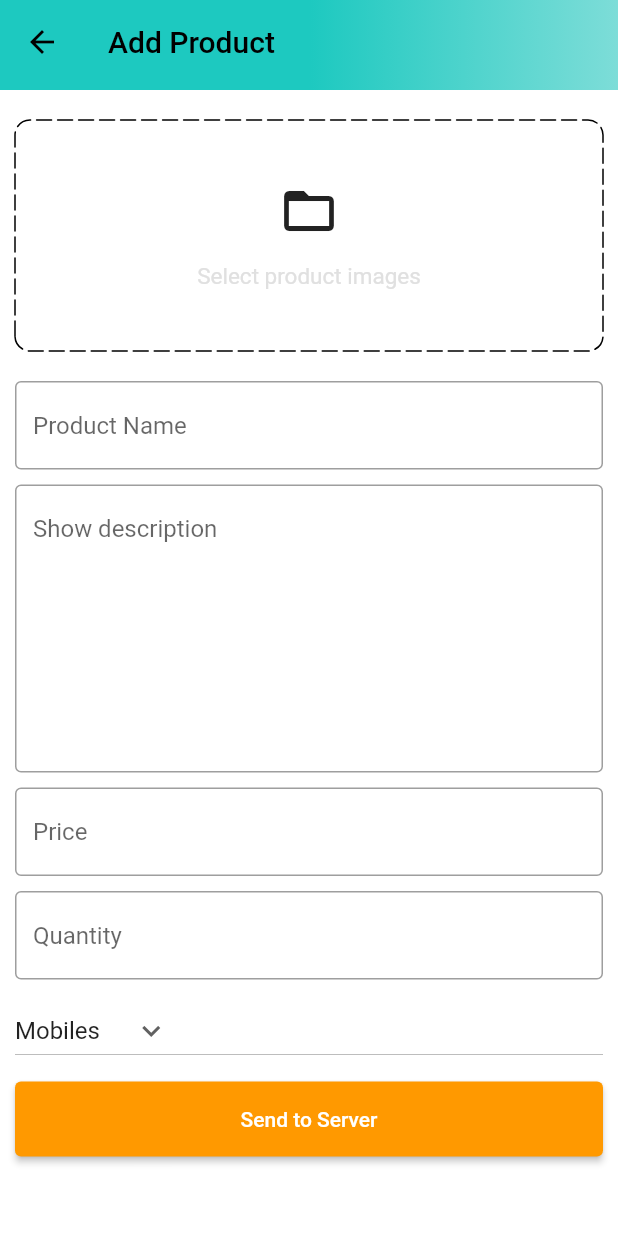
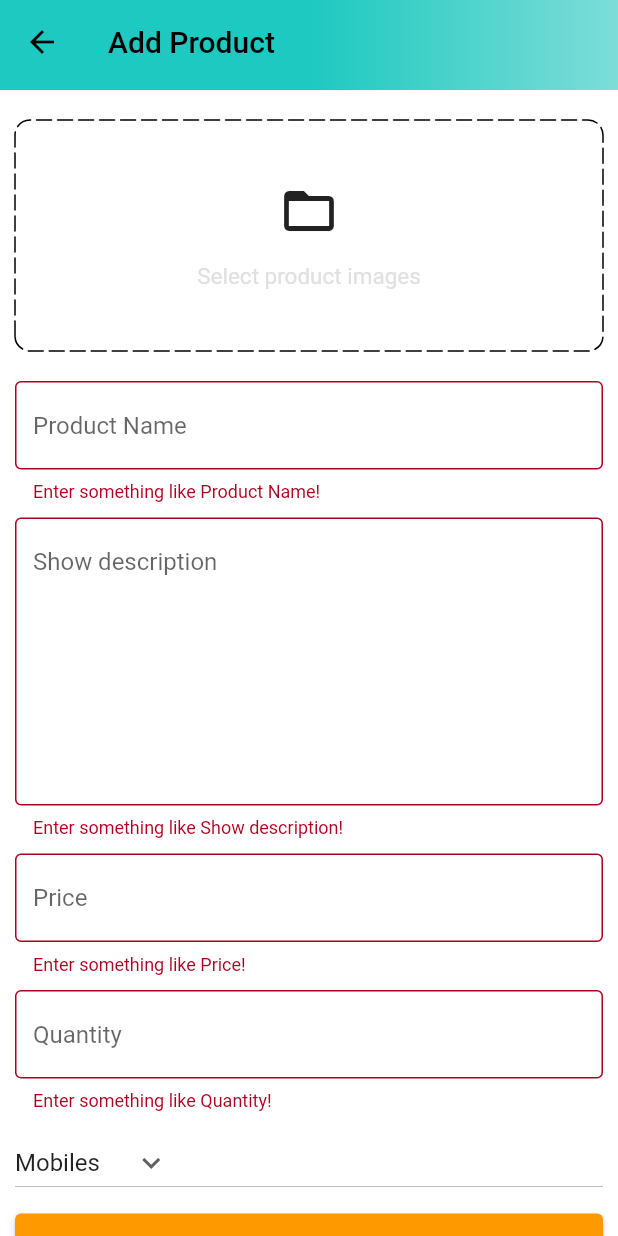
Before and after one commit to Tudolla/intern.flutter.app, a Flutter app: the AddProductScreen screen opened by its route, after a tap on "Send to Server", on a phone screen of 412 x 824 dp. Run offline on Flutter 3.47's test engine with Material 2 defaults, Android fonts, the phone set to English and light mode, and no system bars; drawn by our look-alikes of dotted_border; our stand-ins replace badges, carousel_slider, shared_preferences; missing offline and left inert: cloudinary_public; accounts and stored records are empty; network calls fail; statements that could not run were skipped.

Commit message:
my change at post product err

```diff
--- a/lib/features/admin/screens/add_product_screen.dart
+++ b/lib/features/admin/screens/add_product_screen.dart
@@ -7,6 +7,7 @@ import 'package:intern_app/common/widgets/custom_button.dart';
 import 'package:intern_app/common/widgets/custom_textfield.dart';
 import 'package:intern_app/constants/global_variables.dart';
 import 'package:intern_app/constants/utils.dart';
+import 'package:intern_app/features/admin/services/admin_services.dart';
 
 class AddProductScreen extends StatefulWidget {
   static const String routeName = '/add-product';
@@ -21,12 +22,13 @@ class _AddProductScreenState extends State<AddProductScreen> {
   final TextEditingController decriptionController = TextEditingController();
   final TextEditingController priceController = TextEditingController();
   final TextEditingController quantityController = TextEditingController();
+  final AdminServices adminServices = AdminServices();
 
   String category = 'Mobiles';
   List<File> images = [];
+  final _addProductFormKey = GlobalKey<FormState>();
   @override
   void dispose() {
-    // TODO: implement dispose
     super.dispose();
     productNameController.dispose();
     decriptionController.dispose();
@@ -41,6 +43,20 @@ class _AddProductScreenState extends State<AddProductScreen> {
     'Books',
     'Fashion',
   ];
+
+  void sellProduct() {
+    if (_addProductFormKey.currentState!.validate() && images.isNotEmpty) {
+      adminServices.sellProduct(
+        context: context,
+        name: productNameController.text,
+        description: decriptionController.text,
+        price: double.parse(priceController.text),
+        quantity: double.parse(quantityController.text),
+        category: category,
+        images: images,
+      );
+    }
+  }
 
   void selectImages() async {
     var res = await pickImages();
@@ -68,6 +84,7 @@ class _AddProductScreenState extends State<AddProductScreen> {
       ),
       body: SingleChildScrollView(
         child: Form(
+          key: _addProductFormKey,
           child: Padding(
             padding: const EdgeInsets.symmetric(horizontal: 10.0),
             child: Column(
@@ -165,10 +182,14 @@ class _AddProductScreenState extends State<AddProductScreen> {
                   ),
                 ),
                 const SizedBox(height: 10),
-              CustomButton(text: 'Send to Server', onTap: () {})
+                CustomButton(
+                  text: 'Send to Server',
+                  onTap: sellProduct,
+                ),
               ],
             ),
-        )),
+          ),
+        ),
       ),
     );
   }
--- a/lib/features/admin/screens/admin_screen.dart
+++ b/lib/features/admin/screens/admin_screen.dart
@@ -86,10 +86,8 @@ class _AdminScreenState extends State<AdminScreen> {
                   ),
                 ),
               ),
-              child: badges.Badge(
-                child: const Icon(Icons.home),
-                badgeStyle: badges.BadgeStyle(badgeColor: Colors.white),
-                showBadge: true,
+              child: const Icon(
+                Icons.home_outlined,
               ),
             ),
             label: '',
--- a/lib/features/admin/screens/post_screen.dart
+++ b/lib/features/admin/screens/post_screen.dart
@@ -1,5 +1,7 @@
 import 'package:flutter/material.dart';
 import 'package:intern_app/features/admin/screens/add_product_screen.dart';
+import 'package:intern_app/features/admin/services/admin_services.dart';
+import 'package:intern_app/models/product.dart';
 
 class PostsScreen extends StatefulWidget {
   const PostsScreen({super.key});
@@ -9,6 +11,9 @@ class PostsScreen extends StatefulWidget {
 }
 
 class _PostsScreenState extends State<PostsScreen> {
+  List<Product>? products;
+  final AdminServices adminServices = AdminServices();
+
   void navigateToAddProduct() {
     Navigator.pushNamed(context, AddProductScreen.routeName);
   }
@@ -16,7 +21,7 @@ class _PostsScreenState extends State<PostsScreen> {
   @override
   Widget build(BuildContext context) {
     return Scaffold(
-      body: Center(
+      body: const Center(
         child: Text('Products'),
       ),
       floatingActionButton: FloatingActionButton(
--- a/lib/models/product.dart
+++ b/lib/models/product.dart
@@ -21,7 +21,7 @@ class Product {
   });
 
   Map<String, dynamic> toMap() {
-    return <String, dynamic>{
+    return {
       'name': name,
       'description': description,
       'quantity': quantity,
@@ -34,18 +34,18 @@ class Product {
 
   factory Product.fromMap(Map<String, dynamic> map) {
     return Product(
-      name: map['name'] as String,
-      description: map['description'] as String,
-      quantity: map['quantity'] as double,
-      images: List<String>.from(map['images'] as List<String>),
-      category: map['category'] as String,
-      price: map['price'] as double,
-      id: map['_id'] != null ? map['id'] as String : null,
+      name: map['name'] ?? '',
+      description: map['description'] ?? '',
+      quantity: map['quantity']?.toDouble() ?? 0.0,
+      images: List<String>.from(map['images']),
+      category: map['category'] ?? '',
+      price: map['price']?.toDouble() ?? 0.0,
+      id: map['_id'],
     );
   }
 
   String toJson() => json.encode(toMap());
 
   factory Product.fromJson(String source) =>
-      Product.fromMap(json.decode(source) as Map<String, dynamic>);
+      Product.fromMap(json.decode(source));
 }
--- a/lib/providers/user_provide.dart
+++ b/lib/providers/user_provide.dart
@@ -15,4 +15,9 @@ class UserProvider extends ChangeNotifier {
     _user = User.fromJson(user);
     notifyListeners();
   }
+
+  void setUserFromModel(User user) {
+    _user = user;
+    notifyListeners();
+  }
 }
```
Also changed, not shown: lib/features/account/screens/account_screen.dart (+8 -5 lines), lib/features/admin/services/admin_services.dart (+25 -1 lines), lib/features/auth/screens/auth_screen.dart (+5 -4 lines), lib/features/auth/services/auth_services.dart (+9 -6 lines), lib/constants/error_handling.dart (renamed from lib/constants/error_variables.dart), 7 other files. Lines whose indentation alone changed are shown as unchanged.
